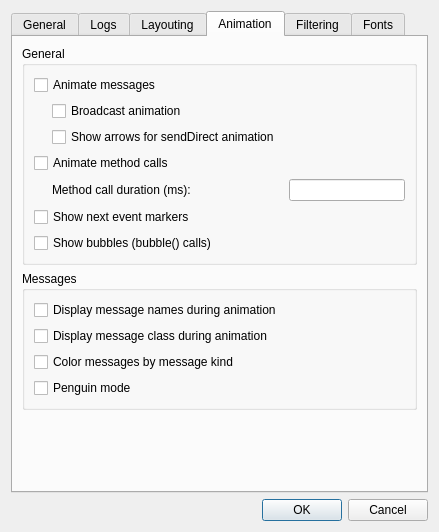
The window that src/qtenv/preferencesdialog.ui (omnetpp/omnetpp) describes before a commit, drawn with Qt 5.
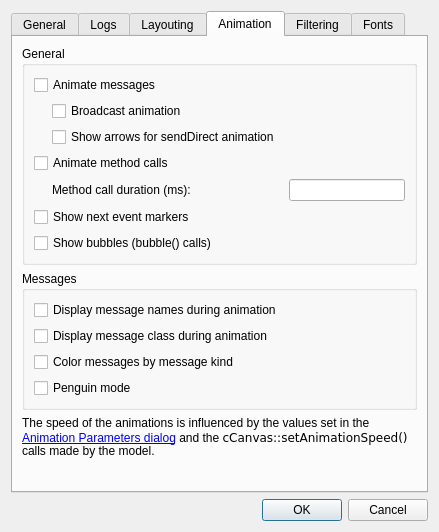
The same window after the commit. The open tabs and pages were chosen to show the change.

Commit message: qtenv: PreferencesDialog: Add a note about animation speed with a link

```diff
--- a/src/qtenv/preferencesdialog.ui
+++ b/src/qtenv/preferencesdialog.ui
@@ -622,6 +622,19 @@
          </layout>
         </widget>
        </item>
+       <item>
+        <widget class="QLabel" name="animationSpeedNoteLabel">
+         <property name="text">
+          <string>The speed of the animations is influenced by the values set in the &lt;a href=&quot;#toggleAnimParamsDialog&quot;&gt;Animation Parameters dialog&lt;/a&gt; and the &lt;code&gt;cCanvas::setAnimationSpeed()&lt;/code&gt; calls made by the model.</string>
+         </property>
+         <property name="textFormat">
+          <enum>Qt::RichText</enum>
+         </property>
+         <property name="wordWrap">
+          <bool>true</bool>
+         </property>
+        </widget>
+       </item>
        <item>
         <spacer name="animSpacer">
          <property name="orientation">
```
The commit also changes 2 other files.
